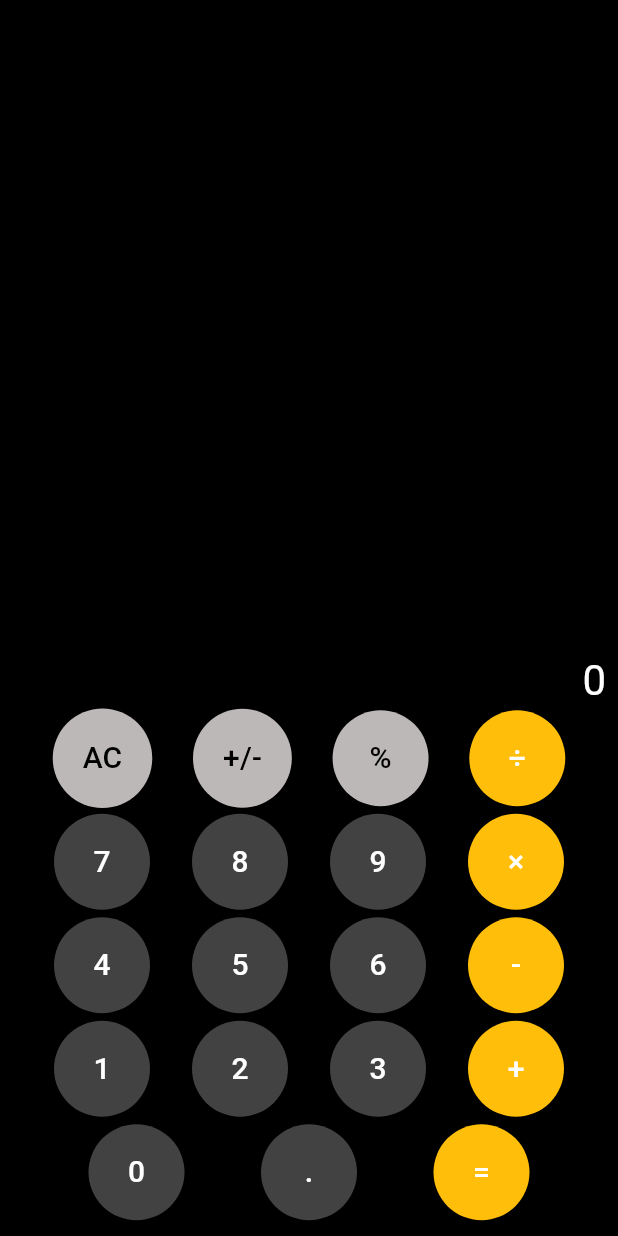
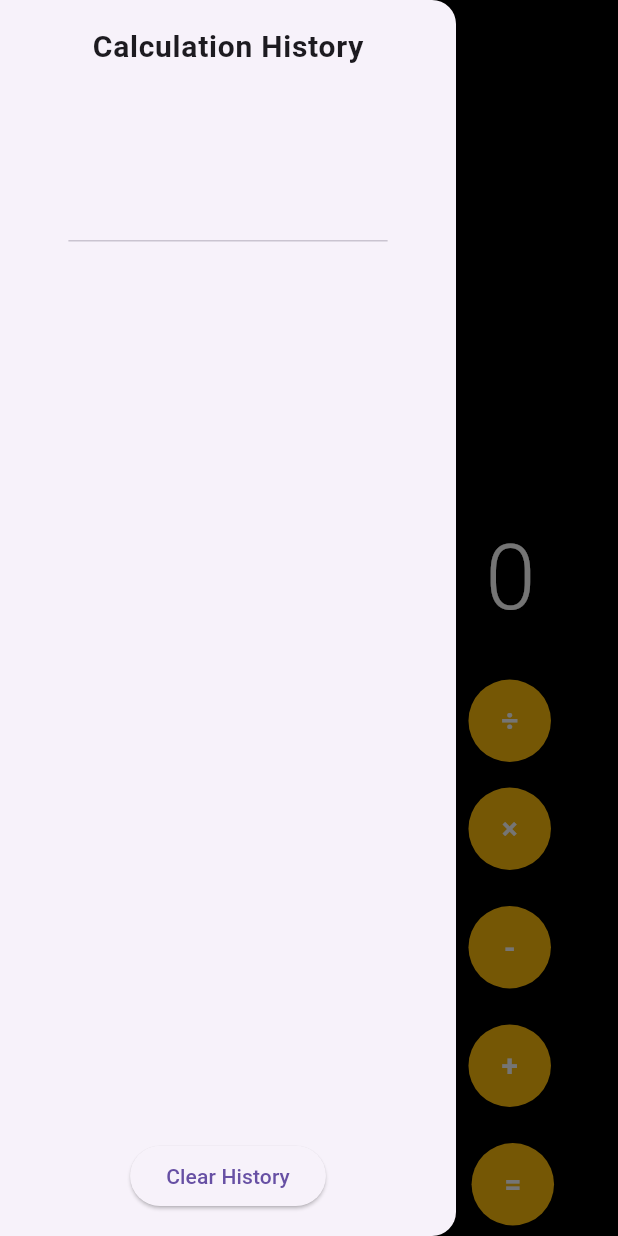
Before and after one commit to TahaSamji/FirstFlutterApp, a Flutter app: the screen it shows after launch, with the side drawer open (before the commit the screen has no drawer), on a phone screen of 412 x 824 dp. Run offline on Flutter 3.47's test engine with Material 3 defaults, Android fonts, the phone set to English and light mode, and no system bars.

Commit message:
New Changes

```diff
--- a/lib/Calculator.dart
+++ b/lib/Calculator.dart
@@ -1,7 +1,7 @@
 import 'package:flutter/material.dart';
-import 'package:flutter_application_1/buttons/NumberButton.dart';
 import 'package:flutter_application_1/Providers/CalculatorProvider.dart';
-import 'package:flutter_application_1/buttons/OperationButton.dart';
+
+import 'package:flutter_application_1/displays/CalculatorView.dart';
 import 'package:provider/provider.dart';
 
 class Calculator extends StatelessWidget {
@@ -9,106 +9,30 @@ class Calculator extends StatelessWidget {
 
   @override
   Widget build(BuildContext context) {
-    return const MaterialApp(
+    return MaterialApp(
       debugShowCheckedModeBanner: false,
-      home: CalculatorList(),
+      home: Calculatorview(),
     );
   }
 }
 
-class CalculatorList extends StatelessWidget {
-  const CalculatorList({super.key});
-
-  @override
-  Widget build(BuildContext context) {
-    return  Scaffold(
-      backgroundColor: Colors.black,
-      body: Center(
-        child: Column(
-          mainAxisAlignment: MainAxisAlignment.end,
-          children: [
-
-            Padding(
-              padding: EdgeInsets.all(8.0),
-
-              child: Column(
-                children: [
-                  // First row: AC, +/-, %, ÷
-                 const Row( mainAxisAlignment: MainAxisAlignment.end,children: [Count()],),
-                  const Row(
-                    mainAxisAlignment: MainAxisAlignment.spaceEvenly,
-                    children: [
-                      Operationbutton("AC", Color.fromARGB(255, 189, 184, 184),Colors.black),
-                      Operationbutton("+/-", Color.fromARGB(255, 189, 184, 184),Colors.black),
-                      Operationbutton("%",Color.fromARGB(255, 189, 184, 184),Colors.black),
-                      Operationbutton("÷",Color.fromARGB(255, 255, 190, 10),Colors.white),
-                    ],
-                  ),
-                  // Second row: 7, 8, 9, ×
-                  Row(
-                    mainAxisAlignment: MainAxisAlignment.spaceEvenly,
-                    children: [
-                      NumberButton("7",Colors.grey[800],Colors.white),
-                      NumberButton("8",Colors.grey[800],Colors.white),
-                      NumberButton("9",Colors.grey[800],Colors.white),
-                      Operationbutton("×",Color.fromARGB(255, 255, 190, 10),Colors.white),
-                    ],
-                  ),
-                  // Third row: 4, 5, 6, -
-                  Row(
-                    mainAxisAlignment: MainAxisAlignment.spaceEvenly,
-                    children: [
-                      NumberButton("4",Colors.grey[800],Colors.white),
-                      NumberButton("5",Colors.grey[800],Colors.white),
-                      NumberButton("6",Colors.grey[800],Colors.white),
-                      const Operationbutton("-",Color.fromARGB(255, 255, 190, 10),Colors.white),
-                    ],
-                  ),
-                  // Fourth row: 1, 2, 3, +
-                  Row(
-                    mainAxisAlignment: MainAxisAlignment.spaceEvenly,
-                    children: [
-                      NumberButton("1", Colors.grey[800],Colors.white),
-                      NumberButton("2", Colors.grey[800],Colors.white),
-                      NumberButton("3", Colors.grey[800],Colors.white),
-                      Operationbutton("+",Color.fromARGB(255, 255, 190, 10),Colors.white),
-                    ],
-                  ),
-                  // Fifth row: 0, ., =
-                  Row(
-                    mainAxisAlignment: MainAxisAlignment.spaceEvenly,
-                    children: [
-                     NumberButton("0",Colors.grey[800],Colors.white),
-                      Operationbutton(".",Colors.grey[800],Colors.white),
-                      Operationbutton("=",Color.fromARGB(255, 255, 190, 10),Colors.white),
-                    ],
-                  ),
-                ],
-              ),
-            ),
-          ],
-        ),
-      ),
-    );
-  }
-}
 
 class Count extends StatelessWidget {
   const Count({super.key});
 
   @override
   Widget build(BuildContext context) {
-    return Row(
-      mainAxisAlignment: MainAxisAlignment.end,
-      children: [Text(
-      '${context.watch<Counter>().value}',
-      key: const Key('counterState'),
-
-      style: Theme.of(context)
-          .textTheme
-          .headlineMedium
-          ?.copyWith(color: Colors.white),
-
-    )]);
+    return Container(
+      alignment: Alignment.centerRight,
+      padding: const EdgeInsets.symmetric(vertical: 24.0, horizontal: 40.0),
+      child: Text(
+        context.watch<Counter>().value,
+        style: const TextStyle(
+          color: Colors.white,
+          fontSize: 60.0,
+          fontWeight: FontWeight.w300,
+        ),
+      ),
+    );
   }
 }
--- a/lib/Providers/CalculatorProvider.dart
+++ b/lib/Providers/CalculatorProvider.dart
@@ -7,10 +7,15 @@ class Counter with ChangeNotifier {
   String _operator = "";
   bool _isNewEntry = false;
   bool colorInverted = false;
+  final List<String> _history = [];
 
   String get value => _value;
+  List<String> get history => _history;
 
   void changeValue(String newValue) {
+    if (_value.contains(".") && newValue == ".") {
+      return;
+    }
     if (_isNewEntry) {
       _value = newValue;
       _isNewEntry = false;
@@ -24,12 +29,12 @@ class Counter with ChangeNotifier {
     if (_operator.isEmpty) {
       _previousValue = double.tryParse(_value);
       _operator = operator;
-      _isNewEntry = true; // Set flag to indicate a new number entry
+      _isNewEntry = true;
     } else {
       calculateResult();
       _operator = operator;
       _previousValue = double.tryParse(_value);
-      _isNewEntry = true; // Reset for new number entry
+      _isNewEntry = true;
     }
     notifyListeners();
   }
@@ -52,9 +57,15 @@ class Counter with ChangeNotifier {
         case "÷":
           result = currentValue != 0 ? _previousValue! / currentValue : 0;
           break;
+        case "%":
+          result = currentValue != 0 ? _previousValue! % currentValue : 0;
+          break;
         default:
           result = currentValue;
       }
+
+
+      _history.insert(0, "${_previousValue ?? 0} $_operator $currentValue = $result");
 
       _value = result.toString();
       _previousValue = null;
@@ -71,18 +82,16 @@ class Counter with ChangeNotifier {
     _isNewEntry = false;
     notifyListeners();
   }
+   void ClearHistory() {
+
+   history.clear();
+    notifyListeners();
+  }
 
   void invertSign() {
     _value = _value.startsWith("-") ? _value.substring(1) : "-$_value";
     notifyListeners();
   }
 
-  void colorInvert() {
-     if (colorInverted){
-      colorInverted= false;
-     }else{
-      colorInverted = true;
-     }
-    notifyListeners();
-  }
+
 }
--- a/lib/buttons/NumberButton.dart
+++ b/lib/buttons/NumberButton.dart
@@ -7,6 +7,7 @@ class NumberButton extends StatelessWidget {
   final String i;
   final Color? color;
   final Color? Textcolor;
+
 
 
   const NumberButton(this.i,this.color, this.Textcolor,{super.key});
--- /dev/null
+++ b/lib/buttons/NumberZeroButton.dart
@@ -0,0 +1,45 @@
+import 'package:flutter/material.dart';
+import 'package:flutter_application_1/Providers/CalculatorProvider.dart';
+import 'package:provider/provider.dart';
+
+class NumberZeroButton extends StatelessWidget {
+  const NumberZeroButton({super.key});
+
+  @override
+  Widget build(BuildContext context) {
+    return
+      ElevatedButton(
+        style: ElevatedButton.styleFrom(
+
+
+          shape: const StadiumBorder(
+
+          ),
+
+          padding: const EdgeInsets.only(left: 75,top:20 ,bottom: 20,right: 75 ),
+          backgroundColor: Colors.grey[800],
+
+        ),
+        onPressed: () {
+          context.read<Counter>().changeValue("0");
+        },
+
+    child:
+           const Text(
+          "0",
+          textAlign: TextAlign.left,
+          style: TextStyle(
+            color: Colors.white,
+            fontSize: 20,
+          ),
+        )
+        );
+
+
+
+
+
+
+
+  }
+}
--- a/lib/buttons/OperationButton.dart
+++ b/lib/buttons/OperationButton.dart
@@ -6,36 +6,44 @@ class Operationbutton extends StatelessWidget {
   final String i;
   final Color? color;
   final Color? textColor;
+  final double size;
 
-  const Operationbutton(this.i, this.color, this.textColor, {super.key});
+  const Operationbutton(this.i, this.color, this.textColor, this.size, {super.key});
 
   @override
   Widget build(BuildContext context) {
     return ElevatedButton(
       style: ElevatedButton.styleFrom(
+        fixedSize: Size(55, 55),
+        padding: EdgeInsets.zero,
         shape: const CircleBorder(),
-        padding: const EdgeInsets.all(20),
-        backgroundColor:color,
+        textStyle: TextStyle(
+          fontSize: 20,
+          color: textColor,
+          letterSpacing: 0,
+          fontWeight: FontWeight.bold,
+        ),
+
+        backgroundColor: color,
       ),
       onPressed: () {
         if (i == "=") {
           context.read<Counter>().calculateResult();
         } else if (i == "AC") {
           context.read<Counter>().clear();
-        }
-          else if(i == "+/-"){
-           context.read<Counter>().invertSign();
-          }
-    else {
-
+        } else if (i == "+/-") {
+          context.read<Counter>().invertSign();
+        } else {
           context.read<Counter>().setOperator(i);
         }
       },
-      child: Text(
+      child:
+      Text(
         i,
+        textAlign: TextAlign.center,
         style: TextStyle(
-          color: textColor,
-          fontSize: 20,
+          height: 1.2,
+          color: textColor
         ),
       ),
     );
--- /dev/null
+++ b/lib/displays/CalculationhistoryDrawer.dart
@@ -0,0 +1,47 @@
+import 'package:flutter/material.dart';
+import 'package:flutter_application_1/Providers/CalculatorProvider.dart';
+import 'package:provider/provider.dart';
+
+class HistoryDrawer extends StatelessWidget {
+  const HistoryDrawer({super.key});
+
+  @override
+  Widget build(BuildContext context) {
+    final history = context.watch<Counter>().history;
+
+    return Drawer(
+      child: Column(
+        children: [
+          const DrawerHeader(
+            child: Text(
+              'Calculation History',
+              style: TextStyle(fontSize: 20, fontWeight: FontWeight.bold),
+            ),
+          ),
+          Expanded(
+            child: ListView.builder(
+              itemCount: history.length,
+              itemBuilder: (context, index) {
+                return ListTile(
+                  title: Text(
+                    history[index],
+                    style: const TextStyle(fontSize: 20),
+                  ),
+                );
+              },
+            ),
+          ),
+          Padding(
+            padding: const EdgeInsets.all(16.0),
+            child: ElevatedButton(
+              onPressed: () {
+                context.read<Counter>().clearHistory();
+              },
+              child: const Text("Clear History"),
+            ),
+          ),
+        ],
+      ),
+    );
+  }
+}
--- /dev/null
+++ b/lib/displays/CalculatorView.dart
@@ -0,0 +1,44 @@
+
+import 'package:flutter/material.dart';
+import 'package:flutter_application_1/Calculator.dart';
+import 'package:flutter_application_1/displays/CalculationhistoryDrawer.dart';
+import 'package:flutter_application_1/displays/Keypad.dart';
+
+class Calculatorview extends StatelessWidget {
+  static const sidePadding = 15.0;
+
+  @override
+  Widget build(BuildContext context) {
+    return Scaffold(
+      backgroundColor: Colors.black,
+      appBar:  AppBar(
+        backgroundColor: Colors.black,
+
+        leading:Builder(
+          builder: (context) => IconButton(
+            icon: const Icon(Icons.menu),
+            color: Colors.orange, // Set the color of the drawer icon here
+            onPressed: () {
+              Scaffold.of(context).openDrawer();
+            },
+          ),
+        ),
+      ),
+      drawer: const HistoryDrawer(),
+      body: SafeArea(
+        child: Padding(
+          padding: const EdgeInsets.symmetric(horizontal: sidePadding),
+          child: Column(
+              mainAxisSize: MainAxisSize.max,
+            mainAxisAlignment: MainAxisAlignment.end,
+            crossAxisAlignment: CrossAxisAlignment.end,
+            children: <Widget>[
+              const Count(),
+              KeyPad(),
+            ],
+          ),
+        ),
+      ),
+    );
+  }
+}
--- /dev/null
+++ b/lib/displays/Keypad.dart
@@ -0,0 +1,68 @@
+import 'package:flutter/material.dart';
+import 'package:flutter_application_1/buttons/NumberButton.dart';
+import 'package:flutter_application_1/buttons/NumberZeroButton.dart';
+import 'package:flutter_application_1/buttons/OperationButton.dart';
+
+class KeyPad extends StatelessWidget {
+  @override
+  Widget build(BuildContext context) {
+    return Container(
+      child: Column(
+        children: <Widget>[
+          const Row(
+              mainAxisAlignment: MainAxisAlignment.spaceEvenly,
+              children: [
+                Operationbutton(
+                    "AC", Color.fromARGB(255, 189, 184, 184), Colors.black, 20),
+                Operationbutton("+/-", Color.fromARGB(255, 189, 184, 184),
+                    Colors.black, 20),
+                Operationbutton(
+                    "%", Color.fromARGB(255, 189, 184, 184), Colors.black, 20),
+                Operationbutton(
+                    "÷", Color.fromARGB(255, 255, 190, 10), Colors.white, 20),
+              ]),
+          const SizedBox(
+            height: 10,
+          ),
+          Row(mainAxisAlignment: MainAxisAlignment.spaceEvenly, children: [
+            NumberButton("7", Colors.grey[800], Colors.white),
+            NumberButton("8", Colors.grey[800], Colors.white),
+            NumberButton("9", Colors.grey[800], Colors.white),
+            const Operationbutton(
+                "×", Color.fromARGB(255, 255, 190, 10), Colors.white, 20),
+          ]),
+          const SizedBox(
+            height: 10,
+          ),
+          Row(mainAxisAlignment: MainAxisAlignment.spaceEvenly, children: [
+            NumberButton("4", Colors.grey[800], Colors.white),
+            NumberButton("5", Colors.grey[800], Colors.white),
+            NumberButton("6", Colors.grey[800], Colors.white),
+            const Operationbutton(
+                "-", Color.fromARGB(255, 255, 190, 10), Colors.white, 20),
+          ]),
+          const SizedBox(
+            height: 10,
+          ),
+          Row(mainAxisAlignment: MainAxisAlignment.spaceEvenly, children: [
+            NumberButton("1", Colors.grey[800], Colors.white),
+            NumberButton("2", Colors.grey[800], Colors.white),
+            NumberButton("3", Colors.grey[800], Colors.white),
+            const Operationbutton(
+                "+", Color.fromARGB(255, 255, 190, 10), Colors.white, 20),
+          ]),
+          const SizedBox(
+            height: 10,
+          ),
+          Row(mainAxisAlignment: MainAxisAlignment.spaceEvenly, children: [
+
+            NumberZeroButton(),
+            NumberButton(".", Colors.grey[800], Colors.white),
+            const Operationbutton(
+                "=", Color.fromARGB(255, 255, 190, 10), Colors.white, 20),
+          ])
+        ],
+      ),
+    );
+  }
+}
```
Also changed, not shown: 2 other files.
